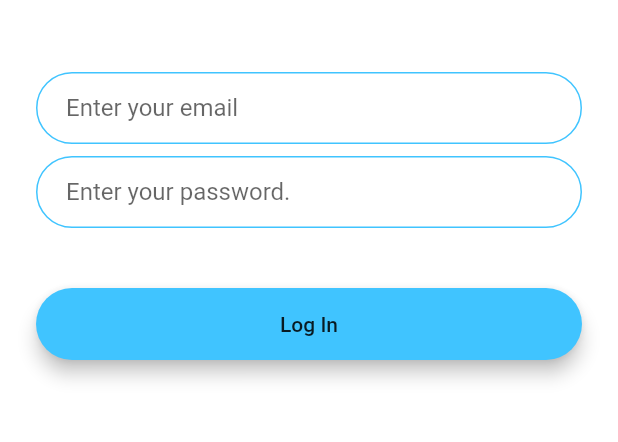
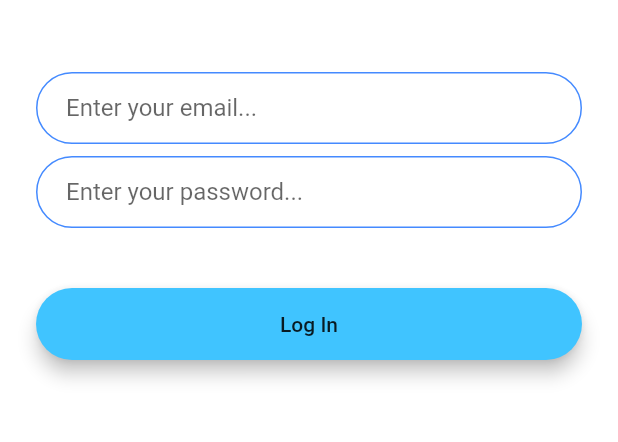
Before and after one commit to TrongBinhLe/flash-chat, a Flutter app: the screen it shows after launch, after a tap on "Log In", on a phone screen of 412 x 824 dp, the part 576-1018 px from its top. Run offline on Flutter 3.47's test engine with Material 2 defaults, Android fonts, the phone set to English and light mode, and no system bars; our stand-ins replace animated_text_kit, firebase_auth, firebase_core; accounts and stored records are empty.

```diff
--- a/lib/screens/login_screen.dart
+++ b/lib/screens/login_screen.dart
@@ -1,5 +1,10 @@
+import 'package:firebase_auth/firebase_auth.dart';
+import 'package:flash_chat/screens/chat_screen.dart';
 import 'package:flutter/material.dart';
+import 'package:firebase_core/firebase_core.dart';
+
 import '../components/rounded_button.dart';
+import 'package:flash_chat/constants.dart';
 
 class LoginScreen extends StatefulWidget {
   static const routeName = '/loginscreen';
@@ -8,6 +13,11 @@ class LoginScreen extends StatefulWidget {
 }
 
 class _LoginScreenState extends State<LoginScreen> {
+  String email;
+  String password;
+
+  final _auth = FirebaseAuth.instance;
+
   @override
   Widget build(BuildContext context) {
     return Scaffold(
@@ -29,53 +39,24 @@ class _LoginScreenState extends State<LoginScreen> {
               height: 48.0,
             ),
             TextField(
-              onChanged: (value) {
-                //Do something with the user input.
-              },
-              decoration: InputDecoration(
-                hintText: 'Enter your email',
-                contentPadding:
-                    EdgeInsets.symmetric(vertical: 10.0, horizontal: 20.0),
-                border: OutlineInputBorder(
-                  borderRadius: BorderRadius.all(Radius.circular(32.0)),
-                ),
-                enabledBorder: OutlineInputBorder(
-                  borderSide:
-                      BorderSide(color: Colors.lightBlueAccent, width: 1.0),
-                  borderRadius: BorderRadius.all(Radius.circular(32.0)),
-                ),
-                focusedBorder: OutlineInputBorder(
-                  borderSide:
-                      BorderSide(color: Colors.lightBlueAccent, width: 2.0),
-                  borderRadius: BorderRadius.all(Radius.circular(32.0)),
-                ),
-              ),
-            ),
+                keyboardType: TextInputType.emailAddress,
+                onChanged: (value) {
+                  email = value;
+                  //Do something with the user input.
+                },
+                decoration: kTextFieldDecoration.copyWith(
+                    hintText: 'Enter your email...')),
             SizedBox(
               height: 8.0,
             ),
             TextField(
+              obscureText: true,
               onChanged: (value) {
+                password = value;
                 //Do something with the user input.
               },
-              decoration: InputDecoration(
-                hintText: 'Enter your password.',
-                contentPadding:
-                    EdgeInsets.symmetric(vertical: 10.0, horizontal: 20.0),
-                border: OutlineInputBorder(
-                  borderRadius: BorderRadius.all(Radius.circular(32.0)),
-                ),
-                enabledBorder: OutlineInputBorder(
-                  borderSide:
-                      BorderSide(color: Colors.lightBlueAccent, width: 1.0),
-                  borderRadius: BorderRadius.all(Radius.circular(32.0)),
-                ),
-                focusedBorder: OutlineInputBorder(
-                  borderSide:
-                      BorderSide(color: Colors.lightBlueAccent, width: 2.0),
-                  borderRadius: BorderRadius.all(Radius.circular(32.0)),
-                ),
-              ),
+              decoration: kTextFieldDecoration.copyWith(
+                  hintText: 'Enter your password...'),
             ),
             SizedBox(
               height: 24.0,
@@ -83,7 +64,21 @@ class _LoginScreenState extends State<LoginScreen> {
             RoundedButton(
               titleButton: 'Log In',
               color: Colors.lightBlueAccent,
-              onPress: () {},
+              onPress: () async {
+                print(email);
+                print(password);
+
+                try {
+                  final user = await _auth.signInWithEmailAndPassword(
+                      email: email, password: password);
+
+                  if (user != null) {
+                    Navigator.pushNamed(context, ChatScreen.routeName);
+                  }
+                } catch (e) {
+                  print(e);
+                }
+              },
             ),
           ],
         ),
--- a/pubspec.yaml
+++ b/pubspec.yaml
@@ -12,6 +12,9 @@ dependencies:
 
   cupertino_icons: ^0.1.2
   animated_text_kit: ^1.3.0
+  firebase_core: ^0.3.4
+  firebase_auth: ^0.8.4+4
+  cloud_firestore: ^0.9.13+1
 
 dev_dependencies:
   flutter_test:
```
Also changed, not shown: lib/screens/chat_screen.dart (+22 -0 lines), lib/screens/registration_screen.dart (+27 -2 lines), pubspec.lock, 2 other files.
